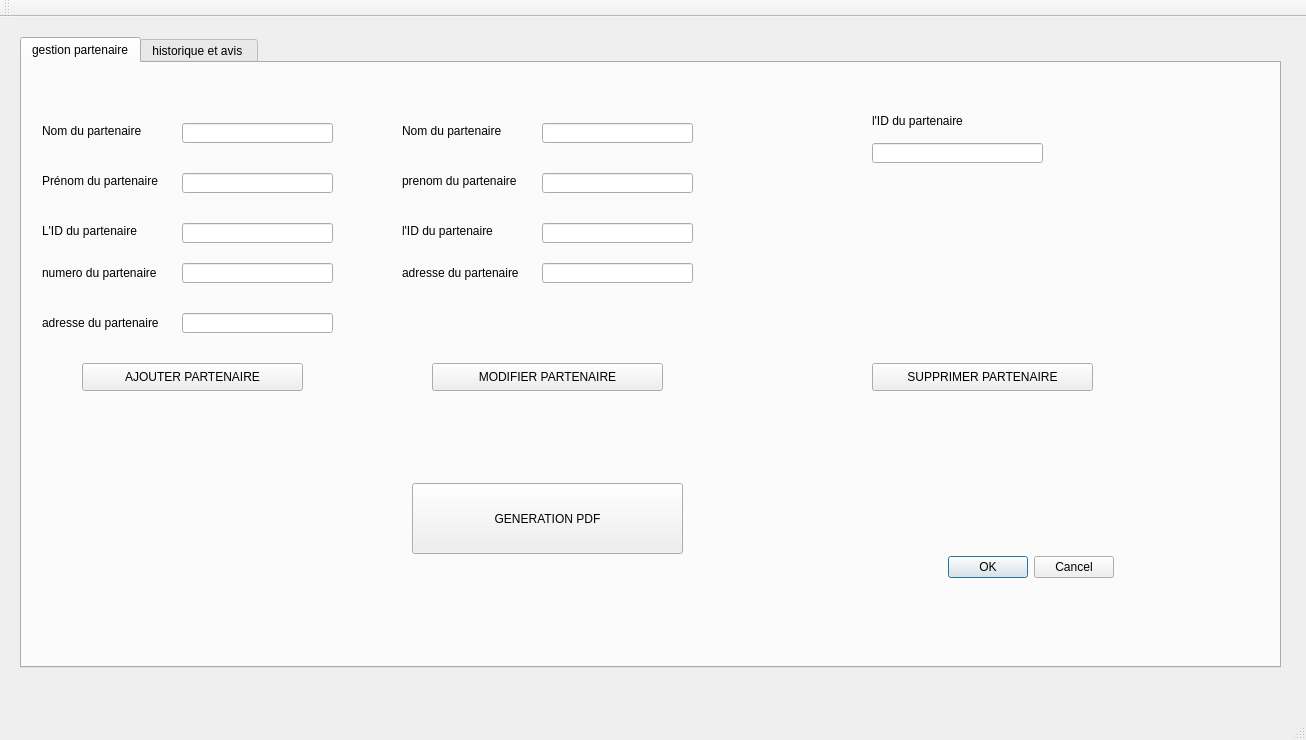
First picture: the form in mainwindow.ui, repository yasssmineee/eventplanner2A26, before the edit.
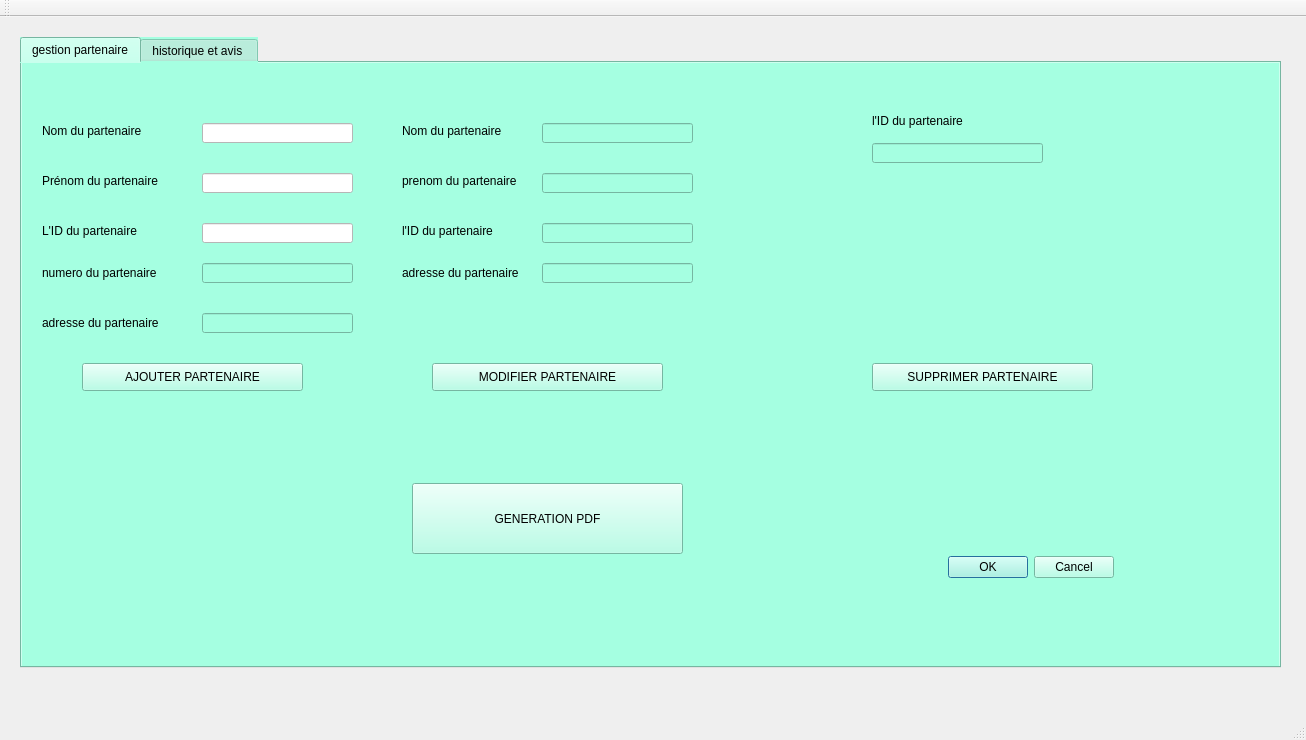
Second picture: the form after the edit. The open tabs and pages were chosen to show the change.

The edit to the form file:
```diff
--- a/mainwindow.ui
+++ b/mainwindow.ui
@@ -23,6 +23,9 @@
       <height>631</height>
      </rect>
     </property>
+    <property name="styleSheet">
+     <string notr="true">background-color: rgb(165, 255, 225);</string>
+    </property>
     <property name="currentIndex">
      <number>1</number>
     </property>
@@ -39,6 +42,9 @@
         <height>16</height>
        </rect>
       </property>
+      <property name="styleSheet">
+       <string notr="true">font: 8pt &quot;Segoe Print&quot;;</string>
+      </property>
       <property name="text">
        <string>Nom du partenaire</string>
       </property>
@@ -48,10 +54,13 @@
        <rect>
         <x>20</x>
         <y>110</y>
-        <width>131</width>
+        <width>141</width>
         <height>16</height>
        </rect>
       </property>
+      <property name="styleSheet">
+       <string notr="true">font: 8pt &quot;Segoe Print&quot;;</string>
+      </property>
       <property name="text">
        <string>Prénom du partenaire</string>
       </property>
@@ -59,27 +68,34 @@
      <widget class="QLineEdit" name="le_nom">
       <property name="geometry">
        <rect>
-        <x>160</x>
+        <x>180</x>
         <y>60</y>
         <width>151</width>
         <height>20</height>
        </rect>
       </property>
+      <property name="styleSheet">
+       <string notr="true">color: rgb(255, 255, 255);
+background-color: rgb(255, 255, 255);</string>
+      </property>
      </widget>
      <widget class="QLineEdit" name="le_prenom">
       <property name="geometry">
        <rect>
-        <x>160</x>
+        <x>180</x>
         <y>110</y>
         <width>151</width>
         <height>20</height>
        </rect>
       </property>
+      <property name="styleSheet">
+       <string notr="true">background-color: rgb(255, 255, 255);</string>
+      </property>
      </widget>
      <widget class="QLineEdit" name="le_numero">
       <property name="geometry">
        <rect>
-        <x>160</x>
+        <x>180</x>
         <y>200</y>
         <width>151</width>
         <height>20</height>
@@ -128,7 +144,7 @@
      <widget class="QLineEdit" name="l_adresse">
       <property name="geometry">
        <rect>
-        <x>160</x>
+        <x>180</x>
         <y>250</y>
         <width>151</width>
         <height>20</height>
@@ -168,12 +184,15 @@
      <widget class="QLineEdit" name="le_id">
       <property name="geometry">
        <rect>
-        <x>160</x>
+        <x>180</x>
         <y>160</y>
         <width>151</width>
         <height>20</height>
        </rect>
       </property>
+      <property name="styleSheet">
+       <string notr="true">background-color: rgb(255, 255, 255);</string>
+      </property>
      </widget>
      <widget class="QLabel" name="label_6">
       <property name="geometry">
```
Left out of the diff: 2 changed lines with no effect on the pictures.
